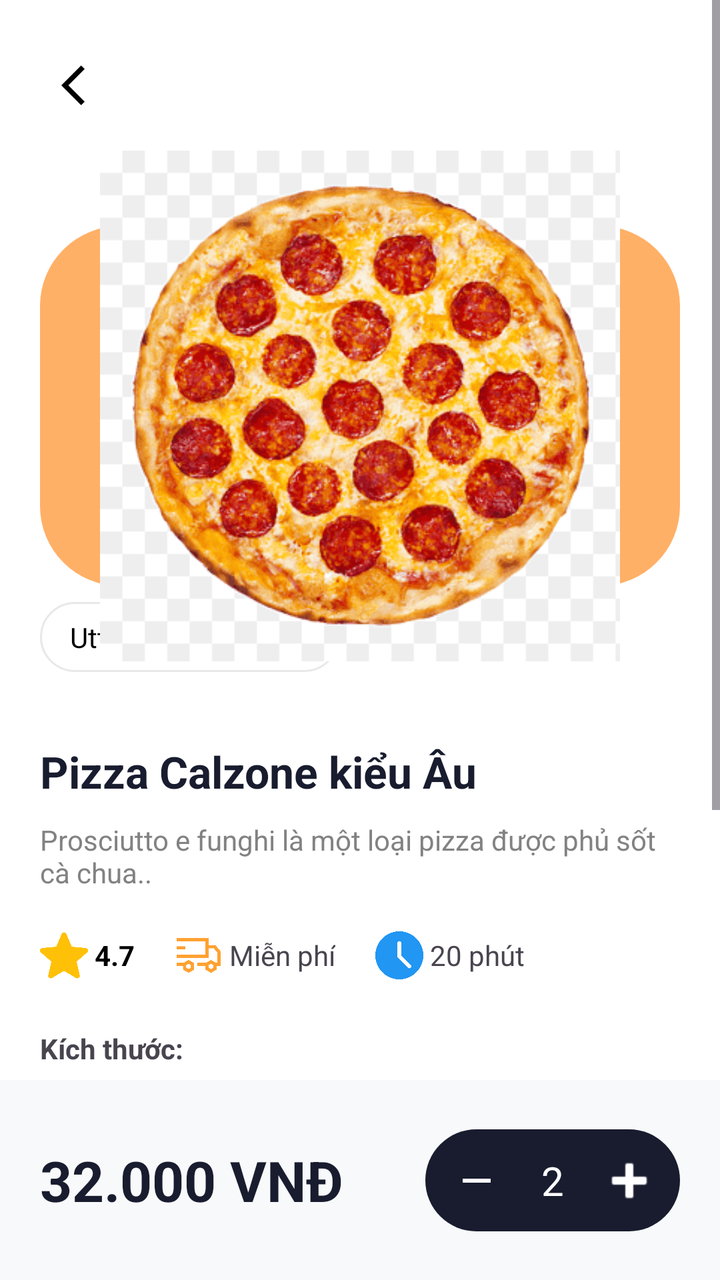
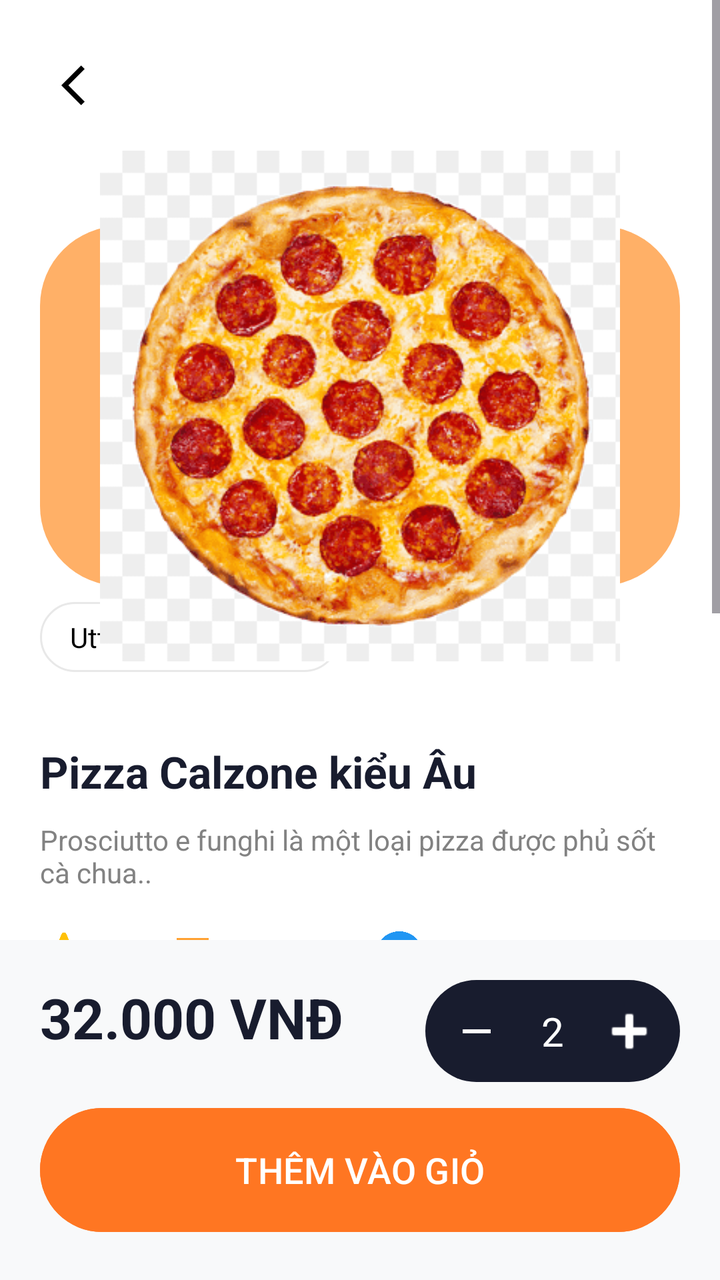

The first picture is an Android layout as it rendered before a commit; the second is the same layout after the commit. The layout source and the unified diff follow.
<!-- AndroidManifest.xml: application theme Theme.NHOM33 -->
<!-- res/layout/activity_details.xml -->
<androidx.constraintlayout.widget.ConstraintLayout
    xmlns:android="http://schemas.android.com/apk/res/android"
    xmlns:app="http://schemas.android.com/apk/res-auto"
    xmlns:tools="http://schemas.android.com/tools"
    android:layout_width="match_parent"
    android:layout_height="match_parent"
    android:background="#FFFFFF">

    <ScrollView
        android:layout_width="match_parent"
        android:layout_height="0dp"
        app:layout_constraintBottom_toTopOf="@+id/bottomBar"
        app:layout_constraintTop_toTopOf="parent">

        <androidx.constraintlayout.widget.ConstraintLayout
            android:layout_width="match_parent"
            android:layout_height="wrap_content"
            android:padding="20dp">

            
            <ImageButton
                android:id="@+id/btnBack"
                android:layout_width="45dp"
                android:layout_height="45dp"
                android:background="@drawable/bg_circle_back"
                android:src="@drawable/baseline_arrow_back_ios_24"
                app:layout_constraintStart_toStartOf="parent"
                app:layout_constraintTop_toTopOf="parent" />

            <View
                android:id="@+id/orangeBg"
                android:layout_width="match_parent"
                android:layout_height="180dp"
                android:layout_marginTop="48dp"
                android:background="@drawable/bg_orange_card"
                app:layout_constraintTop_toBottomOf="@id/btnBack"
                tools:layout_editor_absoluteX="20dp" />

            <LinearLayout
                android:id="@+id/layoutShop"
                android:layout_width="wrap_content"
                android:layout_height="wrap_content"
                android:layout_marginTop="8dp"
                android:background="@drawable/bg_white_outline"
                android:paddingHorizontal="15dp"
                android:paddingVertical="8dp"
                app:layout_constraintStart_toStartOf="parent"
                app:layout_constraintTop_toBottomOf="@id/orangeBg">

                <TextView
                    android:layout_width="wrap_content"
                    android:layout_height="wrap_content"
                    android:text="Uttora Coffe House"
                    android:textColor="#000" />
            </LinearLayout>

            <ImageView
                android:id="@+id/imgProduct"
                android:layout_width="260dp"
                android:layout_height="260dp"
                android:src="@drawable/pizza_img"
                android:elevation="10dp"
                app:layout_constraintBottom_toBottomOf="@id/orangeBg"
                app:layout_constraintEnd_toEndOf="@id/orangeBg"
                app:layout_constraintStart_toStartOf="@id/orangeBg"
                app:layout_constraintTop_toTopOf="@id/orangeBg" />

            
            <TextView
                android:id="@+id/tvMainTitle"
                android:layout_width="match_parent"
                android:layout_height="wrap_content"
                android:layout_marginTop="35dp"
                android:text="Pizza Calzone kiểu Âu"
                android:textColor="#181C2E"
                android:textSize="22sp"
                android:textStyle="bold"
                app:layout_constraintTop_toBottomOf="@id/layoutShop" />

            <TextView
                android:id="@+id/tvDescription"
                android:layout_width="match_parent"
                android:layout_height="wrap_content"
                android:layout_marginTop="10dp"
                android:text="Prosciutto e funghi là một loại pizza được phủ sốt cà chua.."
                android:textColor="#828282"
                app:layout_constraintTop_toBottomOf="@id/tvMainTitle" />

            
            <LinearLayout
                android:id="@+id/layoutInfo"
                android:layout_width="match_parent"
                android:layout_height="wrap_content"
                android:layout_marginTop="20dp"
                android:gravity="center_vertical"
                android:orientation="horizontal"
                app:layout_constraintTop_toBottomOf="@id/tvDescription">

                <ImageView
                    android:layout_width="24dp"
                    android:layout_height="24dp"
                    android:src="@drawable/ic_star" />
                <TextView
                    android:layout_width="wrap_content"
                    android:layout_height="wrap_content"
                    android:text=" 4.7"
                    android:textStyle="bold"
                    android:textColor="#000"
                    android:layout_marginEnd="20dp"/>

                <ImageView
                    android:layout_width="24dp"
                    android:layout_height="24dp"
                    android:src="@drawable/ic_delivery" />
                <TextView
                    android:layout_width="wrap_content"
                    android:layout_height="wrap_content"
                    android:text=" Miễn phí"
                    android:layout_marginEnd="20dp"/>

                <ImageView
                    android:layout_width="24dp"
                    android:layout_height="24dp"
                    android:src="@drawable/ic_clock" />
                <TextView
                    android:layout_width="wrap_content"
                    android:layout_height="wrap_content"
                    android:text=" 20 phút" />
            </LinearLayout>

            
            <TextView
                android:id="@+id/tvSizeLabel"
                android:layout_width="wrap_content"
                android:layout_height="wrap_content"
                android:layout_marginTop="25dp"
                android:text="Kích thước:"
                android:textStyle="bold"
                app:layout_constraintStart_toStartOf="parent"
                app:layout_constraintTop_toBottomOf="@id/layoutInfo" />

            <LinearLayout
                android:id="@+id/layoutSize"
                android:layout_width="match_parent"
                android:layout_height="wrap_content"
                android:layout_marginTop="10dp"
                android:orientation="horizontal"
                app:layout_constraintTop_toBottomOf="@id/tvSizeLabel">
                <TextView
                    android:layout_width="55dp"
                    android:layout_height="55dp"
                    android:background="@drawable/bg_circle_back"
                    android:gravity="center"
                    android:text="10'" />
                <TextView
                    android:layout_width="55dp"
                    android:layout_height="55dp"
                    android:layout_marginHorizontal="15dp"
                    android:background="@drawable/bg_orange_button"
                    android:gravity="center"
                    android:text="14'"
                    android:textColor="#FFF" />
                <TextView
                    android:layout_width="55dp"
                    android:layout_height="55dp"
                    android:background="@drawable/bg_circle_back"
                    android:gravity="center"
                    android:text="16'" />
            </LinearLayout>

            
            <TextView
                android:id="@+id/tvIngreLabel"
                android:layout_width="wrap_content"
                android:layout_height="wrap_content"
                android:layout_marginTop="25dp"
                android:text="NGUYÊN LIỆU"
                android:textSize="12sp"
                android:textColor="#828282"
                app:layout_constraintTop_toBottomOf="@id/layoutSize"
                app:layout_constraintStart_toStartOf="parent" />

            <LinearLayout
                android:layout_width="match_parent"
                android:layout_height="wrap_content"
                android:layout_marginTop="10dp"
                android:orientation="horizontal"
                app:layout_constraintTop_toBottomOf="@id/tvIngreLabel">

                <ImageView android:layout_width="50dp" android:layout_height="50dp" android:padding="12dp" android:layout_marginEnd="15dp" android:background="@drawable/bg_pink_circle" android:src="@drawable/ic_salt" />
                <ImageView android:layout_width="50dp" android:layout_height="50dp" android:padding="12dp" android:layout_marginEnd="15dp" android:background="@drawable/bg_pink_circle" android:src="@drawable/ic_chicken" />
                <ImageView android:layout_width="50dp" android:layout_height="50dp" android:padding="12dp" android:layout_marginEnd="15dp" android:background="@drawable/bg_pink_circle" android:src="@drawable/ic_onion" />
                <ImageView android:layout_width="50dp" android:layout_height="50dp" android:padding="12dp" android:layout_marginEnd="15dp" android:background="@drawable/bg_pink_circle" android:src="@drawable/ic_garlic" />
                <ImageView android:layout_width="50dp" android:layout_height="50dp" android:padding="12dp" android:background="@drawable/bg_pink_circle" android:src="@drawable/ic_chili" />
            </LinearLayout>

        </androidx.constraintlayout.widget.ConstraintLayout>
    </ScrollView>

    
    <androidx.constraintlayout.widget.ConstraintLayout
        android:id="@+id/bottomBar"
        android:layout_width="match_parent"
        android:layout_height="100dp"
        android:background="#F8F9FA"
        android:padding="20dp"
        app:layout_constraintBottom_toBottomOf="parent">

        <TextView
            android:id="@+id/tvPrice"
            android:layout_width="wrap_content"
            android:layout_height="wrap_content"
            android:text="32.000 VNĐ"
            android:textColor="#181C2E"
            android:textSize="28sp"
            android:textStyle="bold"
            app:layout_constraintBottom_toBottomOf="parent"
            app:layout_constraintStart_toStartOf="parent"
            app:layout_constraintTop_toTopOf="parent" />

        <LinearLayout
            android:layout_width="wrap_content"
            android:layout_height="wrap_content"
            android:background="@drawable/bg_quantity_control"
            android:gravity="center"
            android:padding="8dp"
            app:layout_constraintBottom_toBottomOf="parent"
            app:layout_constraintEnd_toEndOf="parent"
            app:layout_constraintTop_toTopOf="parent">
            <ImageButton
                android:layout_width="35dp"
                android:layout_height="35dp"
                android:background="?attr/selectableItemBackgroundBorderless"
                android:src="@drawable/ic_minus"
                app:tint="#FFF" />
            <TextView
                android:layout_width="wrap_content"
                android:layout_height="wrap_content"
                android:layout_marginHorizontal="15dp"
                android:text="2"
                android:textColor="#FFF"
                android:textSize="20sp" />
            <ImageButton
                android:layout_width="35dp"
                android:layout_height="35dp"
                android:background="?attr/selectableItemBackgroundBorderless"
                android:src="@android:drawable/ic_input_add"
                app:tint="#FFF" />
        </LinearLayout>
    </androidx.constraintlayout.widget.ConstraintLayout>

</androidx.constraintlayout.widget.ConstraintLayout>
<!-- resources referenced by this layout -->
<resources>
  <!-- drawable baseline_arrow_back_ios_24 (drawable) -->
  <vector xmlns:android="http://schemas.android.com/apk/res/android" android:autoMirrored="true" android:height="24dp" android:tint="#000000" android:viewportHeight="24" android:viewportWidth="24" android:width="24dp">
        
      <path android:fillColor="@android:color/white" android:pathData="M11.67,3.87L9.9,2.1 0,12l9.9,9.9 1.77,-1.77L3.54,12z"/>
      
  </vector>
  <!-- drawable bg_circle_back (drawable) -->
  <?xml version="1.0" encoding="utf-8"?>
  <shape xmlns:android="http://schemas.android.com/apk/res/android"
      android:shape="oval"> 
      <solid android:color="#FFFFFF"/> 
      <size android:width="40dp" android:height="40dp"/> 
  </shape>
  <!-- drawable bg_orange_button (drawable) -->
  <shape xmlns:android="http://schemas.android.com/apk/res/android">
      <solid android:color="#FF7A30" /> 
      <corners android:radius="15dp" />
  </shape>
  <!-- drawable bg_orange_card (drawable) -->
  <shape xmlns:android="http://schemas.android.com/apk/res/android">
      <solid android:color="#FFB067" />
      <corners android:radius="40dp" />
  </shape>
  <!-- drawable bg_pink_circle (drawable) -->
  <shape xmlns:android="http://schemas.android.com/apk/res/android" android:shape="oval">
      <solid android:color="#FFF0F0" />
  </shape>
  <!-- drawable bg_quantity_control (drawable) -->
  <shape xmlns:android="http://schemas.android.com/apk/res/android">
      <solid android:color="#181C2E" />
      <corners android:radius="30dp" />
  </shape>
  <!-- drawable bg_white_outline (drawable) -->
  <shape xmlns:android="http://schemas.android.com/apk/res/android">
      <stroke android:width="1dp" android:color="#E8E8E8" />
      <corners android:radius="25dp" />
      <solid android:color="#FFFFFF" />
  </shape>
  <!-- drawable ic_chicken: png bitmap (drawable, 19618 bytes) -->
  <!-- drawable ic_chili: png bitmap (drawable, 14415 bytes) -->
  <!-- drawable ic_clock: png bitmap (drawable, 14994 bytes) -->
  <!-- drawable ic_delivery: png bitmap (drawable, 8542 bytes) -->
  <!-- drawable ic_garlic: png bitmap (drawable, 19528 bytes) -->
  <!-- drawable ic_minus (drawable) -->
  <vector xmlns:android="http://schemas.android.com/apk/res/android" android:height="24dp" android:tint="#000000" android:viewportHeight="24" android:viewportWidth="24" android:width="24dp">
        
      <path android:fillColor="@android:color/white" android:pathData="M19,13H5v-2h14v2z"/>
      
  </vector>
  <!-- drawable ic_onion: png bitmap (drawable, 18960 bytes) -->
  <!-- drawable ic_salt: png bitmap (drawable, 14954 bytes) -->
  <!-- drawable ic_star: png bitmap (drawable, 13086 bytes) -->
  <!-- drawable pizza_img: png bitmap (drawable, 49011 bytes) -->
  <style name="Theme.NHOM33" parent="Base.Theme.NHOM33" />
  <style name="Base.Theme.NHOM33" parent="Theme.Material3.DayNight.NoActionBar">
          
          
      </style>
</resources>

<!-- the commit's change to res/layout/activity_details.xml (unified diff, before → after) -->
@@ -201,10 +201,11 @@
     <androidx.constraintlayout.widget.ConstraintLayout
         android:id="@+id/bottomBar"
         android:layout_width="match_parent"
-        android:layout_height="100dp"
+        android:layout_height="170dp"
         android:background="#F8F9FA"
         android:padding="20dp"
-        app:layout_constraintBottom_toBottomOf="parent">
+        app:layout_constraintBottom_toBottomOf="parent"
+        tools:layout_editor_absoluteX="0dp">
 
         <TextView
             android:id="@+id/tvPrice"
@@ -216,7 +217,8 @@
             android:textStyle="bold"
             app:layout_constraintBottom_toBottomOf="parent"
             app:layout_constraintStart_toStartOf="parent"
-            app:layout_constraintTop_toTopOf="parent" />
+            app:layout_constraintTop_toTopOf="parent"
+            app:layout_constraintVertical_bias="0.0" />
 
         <LinearLayout
             android:layout_width="wrap_content"
@@ -226,13 +228,16 @@
             android:padding="8dp"
             app:layout_constraintBottom_toBottomOf="parent"
             app:layout_constraintEnd_toEndOf="parent"
-            app:layout_constraintTop_toTopOf="parent">
+            app:layout_constraintTop_toTopOf="parent"
+            app:layout_constraintVertical_bias="0.0">
+
             <ImageButton
                 android:layout_width="35dp"
                 android:layout_height="35dp"
                 android:background="?attr/selectableItemBackgroundBorderless"
                 android:src="@drawable/ic_minus"
                 app:tint="#FFF" />
+
             <TextView
                 android:layout_width="wrap_content"
                 android:layout_height="wrap_content"
@@ -240,6 +245,7 @@
                 android:text="2"
                 android:textColor="#FFF"
                 android:textSize="20sp" />
+
             <ImageButton
                 android:layout_width="35dp"
                 android:layout_height="35dp"
@@ -247,6 +253,17 @@
                 android:src="@android:drawable/ic_input_add"
                 app:tint="#FFF" />
         </LinearLayout>
+
+        <Button
+            android:id="@+id/btn_add_to_cart"
+            android:layout_width="match_parent"
+            android:layout_height="70dp"
+            android:backgroundTint="#ff7622"
+            android:text="THÊM VÀO GIỎ"
+            android:textSize="18dp"
+            app:layout_constraintBottom_toBottomOf="parent"
+            app:layout_constraintEnd_toEndOf="parent"
+            app:layout_constraintStart_toStartOf="parent" />
     </androidx.constraintlayout.widget.ConstraintLayout>
 
 </androidx.constraintlayout.widget.ConstraintLayout>
